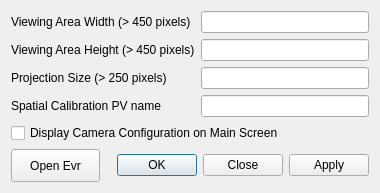
First picture: the form in advanced.ui, repository pcdshub/camviewer, before the edit.
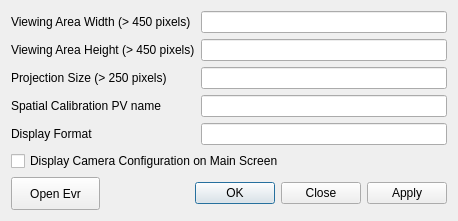
Second picture: the form after the edit.

Commit message: ENH: Adding display format feature on Exert Mode screen to allow for inputting desired precision.

```diff
--- a/advanced.ui
+++ b/advanced.ui
@@ -7,54 +7,17 @@
     <x>0</x>
     <y>0</y>
     <width>380</width>
-    <height>171</height>
+    <height>220</height>
    </rect>
   </property>
   <property name="windowTitle">
    <string>Dialog</string>
   </property>
   <layout class="QGridLayout" name="gridLayout">
-   <item row="0" column="0" colspan="2">
-    <widget class="QLabel" name="label">
-     <property name="text">
-      <string>Viewing Area Width (&gt; 450 pixels)</string>
-     </property>
-    </widget>
-   </item>
-   <item row="5" column="0">
-    <widget class="QPushButton" name="showevr">
-     <property name="minimumSize">
-      <size>
-       <width>0</width>
-       <height>33</height>
-      </size>
-     </property>
-     <property name="text">
-      <string>Open Evr</string>
-     </property>
-    </widget>
-   </item>
-   <item row="1" column="0" colspan="2">
-    <widget class="QLabel" name="label_3">
-     <property name="text">
-      <string>Viewing Area Height (&gt; 450 pixels)</string>
-     </property>
-    </widget>
-   </item>
    <item row="1" column="2">
     <widget class="QLineEdit" name="viewHeight"/>
    </item>
-   <item row="4" column="0" colspan="3">
-    <widget class="QCheckBox" name="configCheckBox">
-     <property name="text">
-      <string>Display Camera Configuration on Main Screen</string>
-     </property>
-    </widget>
-   </item>
-   <item row="0" column="2">
-    <widget class="QLineEdit" name="viewWidth"/>
-   </item>
-   <item row="5" column="1" colspan="2">
+   <item row="6" column="1" colspan="2">
     <widget class="QDialogButtonBox" name="buttonBox">
      <property name="orientation">
       <enum>Qt::Horizontal</enum>
@@ -67,6 +30,27 @@
      </property>
     </widget>
    </item>
+   <item row="1" column="0" colspan="2">
+    <widget class="QLabel" name="label_3">
+     <property name="text">
+      <string>Viewing Area Height (&gt; 450 pixels)</string>
+     </property>
+    </widget>
+   </item>
+   <item row="0" column="0" colspan="2">
+    <widget class="QLabel" name="label">
+     <property name="text">
+      <string>Viewing Area Width (&gt; 450 pixels)</string>
+     </property>
+    </widget>
+   </item>
+   <item row="3" column="0" colspan="2">
+    <widget class="QLabel" name="label_4">
+     <property name="text">
+      <string>Spatial Calibration PV name</string>
+     </property>
+    </widget>
+   </item>
    <item row="2" column="0" colspan="2">
     <widget class="QLabel" name="label_2">
      <property name="text">
@@ -74,16 +58,42 @@
      </property>
     </widget>
    </item>
-   <item row="2" column="2">
-    <widget class="QLineEdit" name="projSize"/>
+   <item row="5" column="0" colspan="3">
+    <widget class="QCheckBox" name="configCheckBox">
+     <property name="text">
+      <string>Display Camera Configuration on Main Screen</string>
+     </property>
+    </widget>
+   </item>
+   <item row="6" column="0">
+    <widget class="QPushButton" name="showevr">
+     <property name="minimumSize">
+      <size>
+       <width>0</width>
+       <height>33</height>
+      </size>
+     </property>
+     <property name="text">
+      <string>Open Evr</string>
+     </property>
+    </widget>
+   </item>
+   <item row="0" column="2">
+    <widget class="QLineEdit" name="viewWidth"/>
    </item>
    <item row="3" column="2">
     <widget class="QLineEdit" name="calibPVName"/>
    </item>
-   <item row="3" column="0" colspan="2">
-    <widget class="QLabel" name="label_4">
+   <item row="2" column="2">
+    <widget class="QLineEdit" name="projSize"/>
+   </item>
+   <item row="4" column="2">
+    <widget class="QLineEdit" name="displayFormat"/>
+   </item>
+   <item row="4" column="0">
+    <widget class="QLabel" name="label_5">
      <property name="text">
-      <string>Spatial Calibration PV name</string>
+      <string>Display Format</string>
      </property>
     </widget>
    </item>
```
The commit also changes 2 other files.
